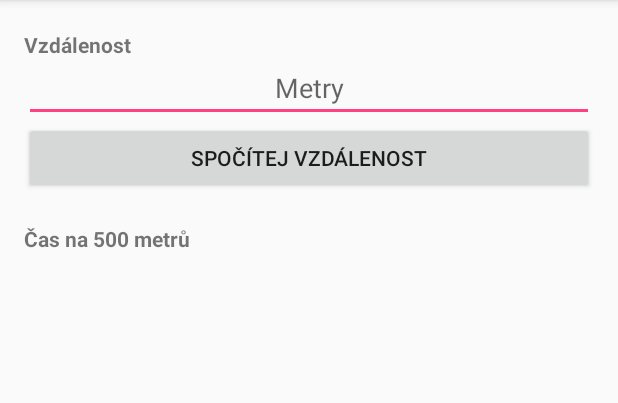
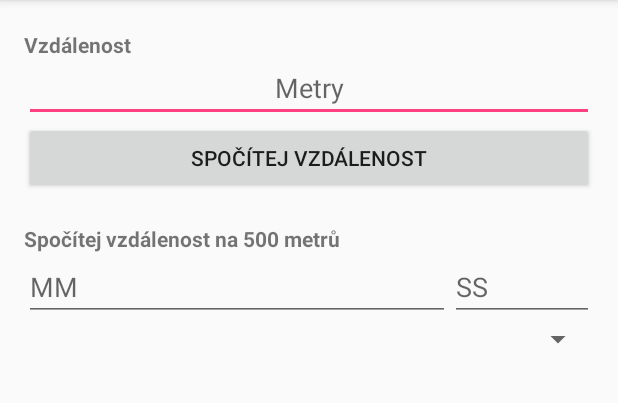
Before and after one commit to DohnalMichal/MyApp, an Android app: the CalculatorActivity screen opened directly, with no data from a screen before it, on a phone screen of 412 x 824 dp, the part 84-487 px from its top. Run offline under Robolectric (Android 15) with nearby library versions, the phone set to English and light mode, and no system bars.

Commit message:
Přidal jsem překlad a upravil layout kalkulačky

```diff
--- a/app/src/main/res/layout/activity_calculator.xml
+++ b/app/src/main/res/layout/activity_calculator.xml
@@ -12,7 +12,10 @@
         <LinearLayout
             android:layout_width="match_parent"
             android:layout_height="match_parent"
-            android:orientation="vertical">
+            android:orientation="vertical"
+            android:layout_alignParentTop="true"
+            android:layout_alignParentLeft="true"
+            android:layout_alignParentStart="true">
 
                 <TextView
                     android:id="@+id/tvVzdalenost"
@@ -55,10 +58,33 @@
             android:layout_alignParentStart="true"
             android:layout_below="@+id/bSpocitejVzdalenost"
             android:layout_marginTop="20dp"
-            android:text="Čas na 500 metrů"
+            android:text="@string/split"
             android:textAlignment="textStart"
             android:textSize="14sp"
             android:textStyle="bold" />
 
+        <EditText
+            android:id="@+id/splitMM"
+            android:layout_width="match_parent"
+            android:layout_height="wrap_content"
+            android:layout_below="@+id/tvSplit"
+            android:hint="MM"
+            android:layout_alignParentLeft="true"
+            android:layout_toLeftOf="@+id/times"/>
+        <EditText
+            android:id="@+id/splitSS"
+            android:layout_width="match_parent"
+            android:layout_height="wrap_content"
+            android:layout_below="@id/tvSplit"
+            android:hint="SS"
+            android:layout_alignParentRight="true"
+            android:layout_toRightOf="@+id/splitMM" />
+        <Spinner
+            android:id="@id/times"
+            android:layout_width="96dp"
+            android:layout_height="wrap_content"
+            android:layout_below="@id/splitSS"
+            android:layout_alignParentRight="true" />
+
 
 </RelativeLayout>
--- a/app/src/main/res/values/strings.xml
+++ b/app/src/main/res/values/strings.xml
@@ -11,7 +11,7 @@
     <string name="kalkulacka">Kalkulačka</string>
     <string name="zavody">Závody</string>
     <string name="vzdalenost">Vzdálenost</string>
-    <string name="split">Spočítej vzdálenost</string>
+    <string name="split">Spočítej vzdálenost na 500 metrů</string>
     <string name="etVzdalenost">Vzdálenost</string>
     <string name="bSpocitejVzdalnost">Spočítej vzdálenost</string>
     <string name="tvVzdalenost">Vzdálenost</string>
```
Also changed, not shown: 2 other files.
